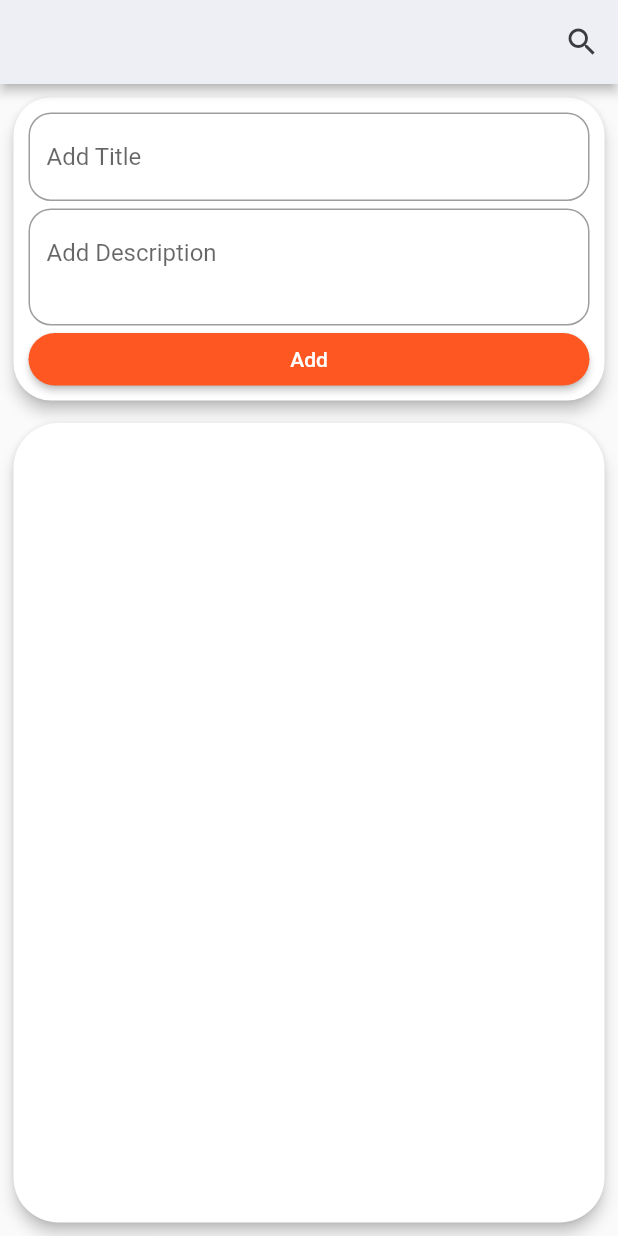
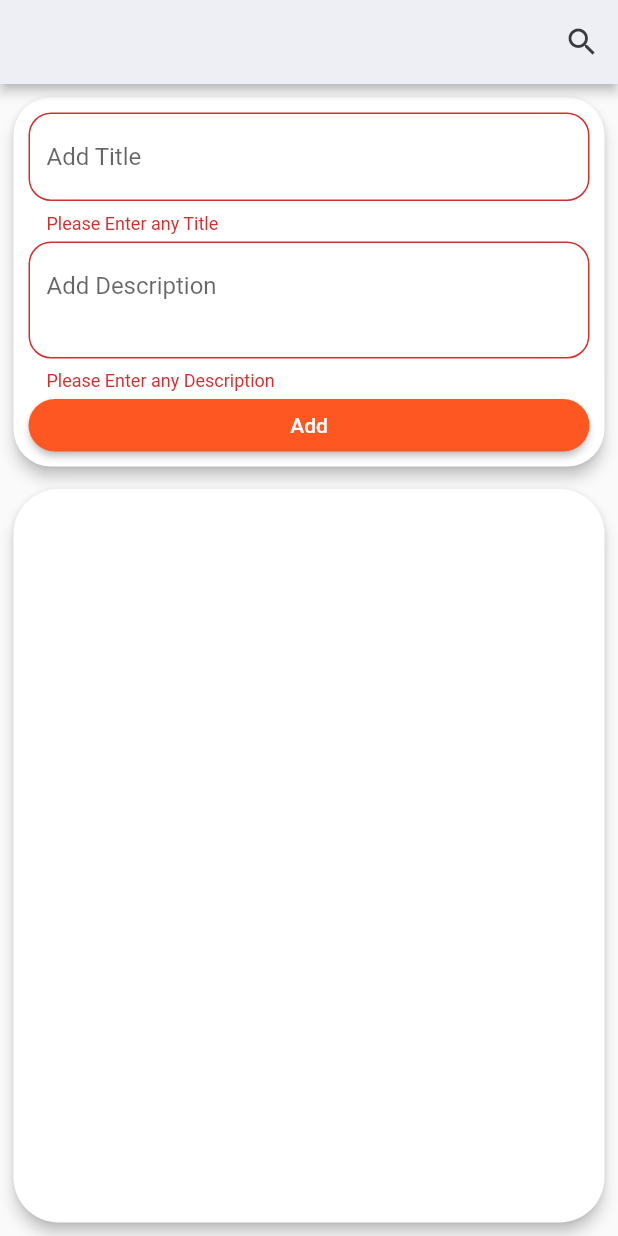
Before and after one commit to Ridoy-paul/flutter-development-course-assignments-and-live-test, a Flutter app: the screen it shows after launch, after a tap on "Add", on a phone screen of 412 x 824 dp. Run offline on Flutter 3.47's test engine with Material 2 defaults, Android fonts, the phone set to English and light mode, and no system bars.

Commit message:
module 10 assignment Updated.

```diff
--- a/lib/widgets/add_todo.dart
+++ b/lib/widgets/add_todo.dart
@@ -1,4 +1,3 @@
-
 import 'package:flutter/material.dart';
 import '../constants/colors.dart';
 import '../model/todo_brain.dart';
@@ -16,12 +15,25 @@ class AddToDo extends StatefulWidget {
 }
 
 class _AddToDoState extends State<AddToDo> {
+  final TextEditingController todoTitleController = TextEditingController();
+  final TextEditingController todoDescriptionController =
+      TextEditingController();
+  final GlobalKey<FormState> _formKey = GlobalKey<FormState>();
+
+  _submitToDoForm() {
+    TODO todo = TODO(
+      title: todoTitleController.text.trim(),
+      description: todoDescriptionController.text.trim(),
+      createdAt: DateTime.now(),
+      updatedAt: DateTime.now(),
+    );
+    todoTitleController.clear();
+    todoDescriptionController.clear();
+    widget.onAddTap(todo);
+  }
+
   @override
   Widget build(BuildContext context) {
-
-
-
-
     return Card(
       elevation: 4,
       shape: RoundedRectangleBorder(
@@ -29,21 +41,28 @@ class _AddToDoState extends State<AddToDo> {
       ),
       child: Padding(
         padding: const EdgeInsets.all(10.0),
+        child: Form(
+          key: _formKey,
           child: Column(
             mainAxisAlignment: MainAxisAlignment.start,
             children: [
               Container(
                 margin: const EdgeInsets.only(bottom: 5),
                 child: TextFormField(
+                  controller: todoTitleController,
+                  validator: (String? value) {
+                    if (value!.isEmpty) {
+                      return "Please Enter any Title";
+                    }
+                    return null;
+                  },
                   decoration: const InputDecoration(
                     hintText: "Add Title",
                     border: OutlineInputBorder(
-                    borderRadius:
-                    BorderRadius.all(Radius.circular(15)),
+                      borderRadius: BorderRadius.all(Radius.circular(15)),
                     ),
                     focusedBorder: OutlineInputBorder(
-                    borderRadius:
-                    BorderRadius.all(Radius.circular(15)),
+                      borderRadius: BorderRadius.all(Radius.circular(15)),
                       borderSide: BorderSide(color: colorGreen),
                     ),
                   ),
@@ -52,16 +71,21 @@ class _AddToDoState extends State<AddToDo> {
               Container(
                 margin: const EdgeInsets.only(bottom: 5),
                 child: TextFormField(
+                  controller: todoDescriptionController,
                   maxLines: 2,
+                  validator: (String? value) {
+                    if (value!.isEmpty) {
+                      return "Please Enter any Description";
+                    }
+                    return null;
+                  },
                   decoration: const InputDecoration(
                     hintText: "Add Description",
                     border: OutlineInputBorder(
-                    borderRadius:
-                    BorderRadius.all(Radius.circular(15)),
+                      borderRadius: BorderRadius.all(Radius.circular(15)),
                     ),
                     focusedBorder: OutlineInputBorder(
-                    borderRadius:
-                    BorderRadius.all(Radius.circular(15)),
+                      borderRadius: BorderRadius.all(Radius.circular(15)),
                       borderSide: BorderSide(color: colorGreen),
                     ),
                   ),
@@ -71,7 +95,11 @@ class _AddToDoState extends State<AddToDo> {
                 width: double.infinity,
                 height: 35,
                 child: ElevatedButton(
-                onPressed: () {},
+                  onPressed: () {
+                    if (_formKey.currentState!.validate()) {
+                      _submitToDoForm();
+                    }
+                  },
                   style: ElevatedButton.styleFrom(
                       backgroundColor: colorDeepOrange,
                       shape: RoundedRectangleBorder(
@@ -83,6 +111,7 @@ class _AddToDoState extends State<AddToDo> {
             ],
           ),
         ),
+      ),
     );
   }
 }
```
Lines whose indentation alone changed are shown as unchanged.
